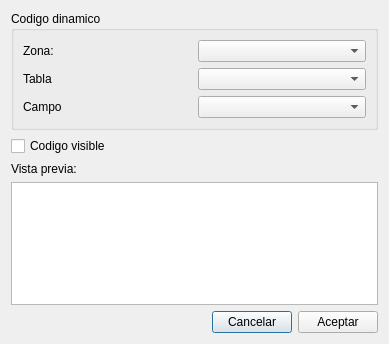
This is EditorReports/editcodebardlg.ui in arcnexus/RedFoX as Qt 5 draws it before an edit. The edited form follows.
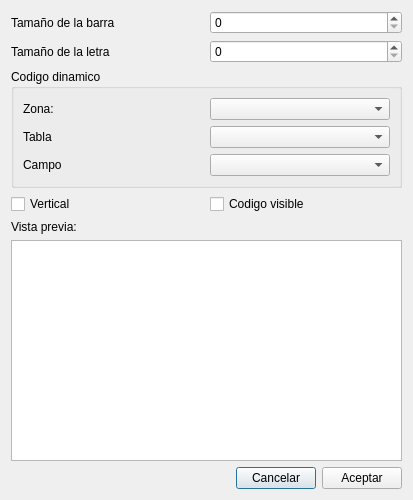
This is the edited form.

Commit message: Codigo de barras vertical

Diff of the .ui file:
```diff
--- a/EditorReports/editcodebardlg.ui
+++ b/EditorReports/editcodebardlg.ui
@@ -6,15 +6,49 @@
    <rect>
     <x>0</x>
     <y>0</y>
-    <width>389</width>
-    <height>344</height>
+    <width>413</width>
+    <height>500</height>
    </rect>
   </property>
   <property name="windowTitle">
    <string>Dialog</string>
   </property>
   <layout class="QGridLayout" name="gridLayout_2">
-   <item row="0" column="0" colspan="2">
+   <item row="0" column="0">
+    <widget class="QLabel" name="label_2">
+     <property name="text">
+      <string>Tamaño de la barra</string>
+     </property>
+    </widget>
+   </item>
+   <item row="2" column="0">
+    <widget class="QLabel" name="label_6">
+     <property name="text">
+      <string>Tamaño de la letra</string>
+     </property>
+    </widget>
+   </item>
+   <item row="5" column="0">
+    <widget class="QLabel" name="label">
+     <property name="text">
+      <string>Vista previa:</string>
+     </property>
+    </widget>
+   </item>
+   <item row="4" column="0">
+    <widget class="QCheckBox" name="checkVertical">
+     <property name="text">
+      <string>Vertical</string>
+     </property>
+    </widget>
+   </item>
+   <item row="2" column="1">
+    <widget class="QSpinBox" name="spinFontSize"/>
+   </item>
+   <item row="0" column="1">
+    <widget class="QSpinBox" name="spinBarSize"/>
+   </item>
+   <item row="3" column="0" colspan="2">
     <widget class="QGroupBox" name="groupBox_2">
      <property name="title">
       <string>Codigo dinamico</string>
@@ -59,24 +93,17 @@
      </layout>
     </widget>
    </item>
-   <item row="1" column="0" colspan="2">
+   <item row="4" column="1">
     <widget class="QCheckBox" name="checkBox">
      <property name="text">
       <string>Codigo visible</string>
      </property>
     </widget>
    </item>
-   <item row="2" column="0">
-    <widget class="QLabel" name="label">
-     <property name="text">
-      <string>Vista previa:</string>
-     </property>
-    </widget>
-   </item>
-   <item row="3" column="0" colspan="2">
+   <item row="6" column="0" colspan="2">
     <widget class="QGraphicsView" name="graphicsView"/>
    </item>
-   <item row="4" column="0" colspan="2">
+   <item row="7" column="0" colspan="2">
     <layout class="QHBoxLayout" name="horizontalLayout">
      <item>
       <spacer name="horizontalSpacer">
```
The commit also changes 6 other files.
